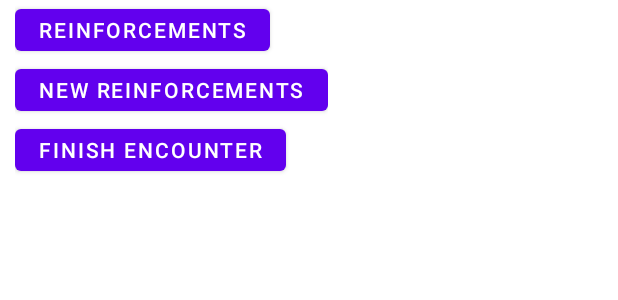
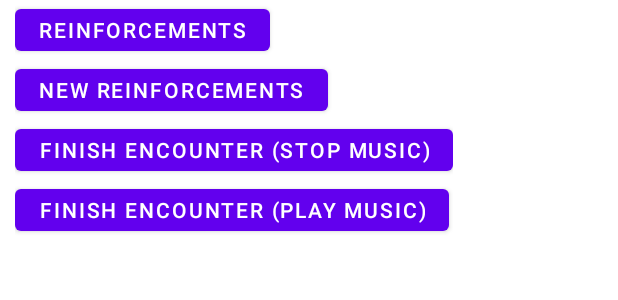
Before and after one commit to dargall91/5e-Tools-AndroidClient, an Android app: the layout combat_buttons.xml on its own in the app's theme, with its tools: preview values and no code run, on a phone screen of 412 x 824 dp. Shown: the top 300 px of the screen. Run offline under Robolectric (Android 15) with nearby library versions, the phone set to English and light mode, and no system bars.

Commit message:
Add option to keep music when combat ends
Previously, ending combat ended all music that was playing. A new button was added that gives the option to allow the music to continue playing even after combat ends

```diff
--- a/app/src/main/res/layout/combat_buttons.xml
+++ b/app/src/main/res/layout/combat_buttons.xml
@@ -20,8 +20,14 @@
         android:text="New Reinforcements"/>
 
     <Button
-        android:id="@+id/finish_button"
+        android:id="@+id/finish_button_end_music"
         android:layout_width="wrap_content"
         android:layout_height="40dp"
-        android:text="Finish Encounter"/>
+        android:text="Finish Encounter (Stop Music)"/>
+
+    <Button
+        android:id="@+id/finish_button_music"
+        android:layout_width="wrap_content"
+        android:layout_height="40dp"
+        android:text="Finish Encounter (Play Music)"/>
 </LinearLayout>
```
Also changed, not shown: app/src/main/java/com/DnD5eTools/ui/CombatTracker.java (+46 -14 lines).
